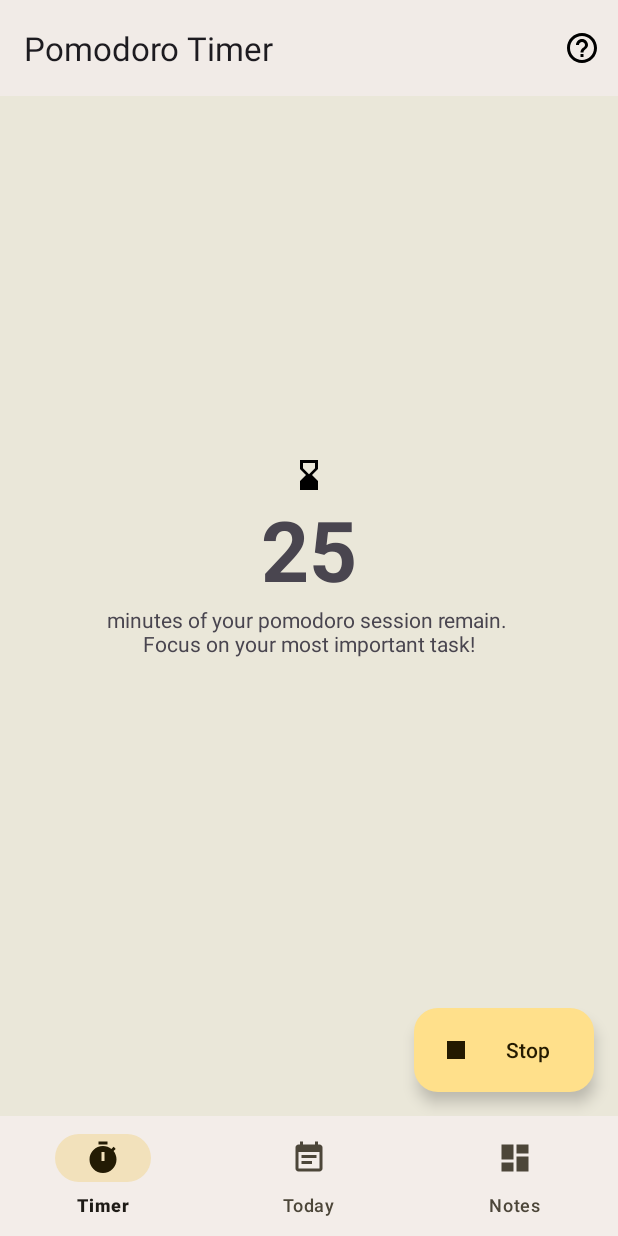
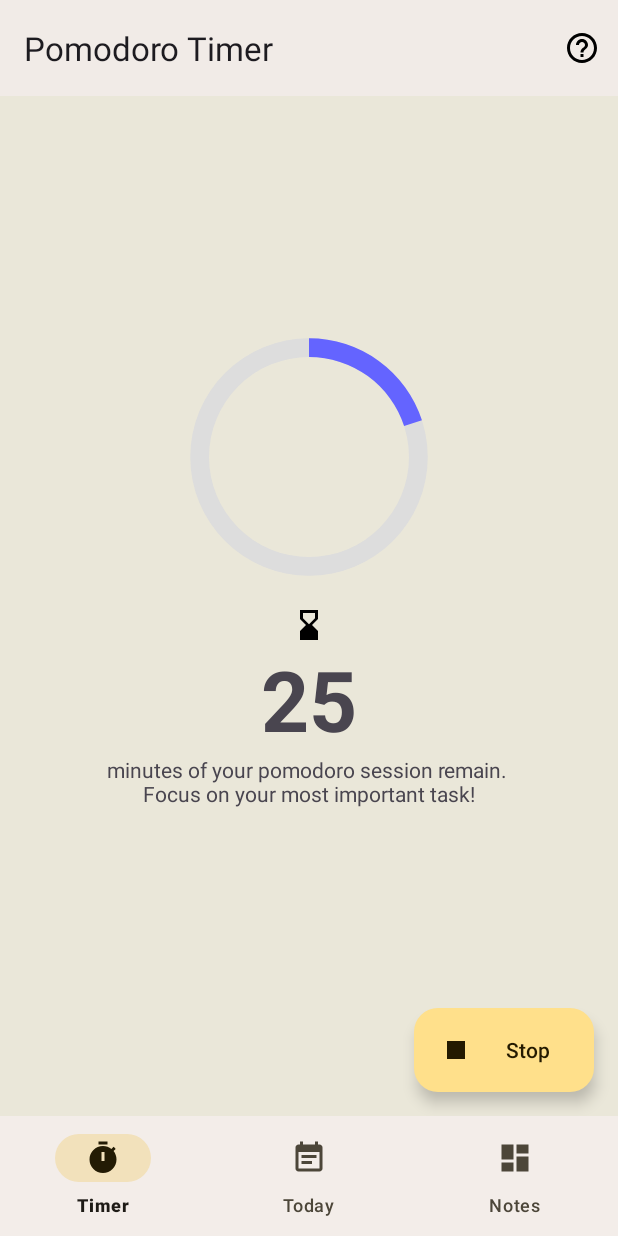
Before and after one commit to riestersamuel/bullet-time, an Android app: the screen it shows after launch (MainActivity), after a tap on "Start Pomodoro", on a phone screen of 412 x 824 dp. Run offline under Robolectric (Android 15) with nearby library versions, the phone set to English and light mode, and no system bars; our stand-ins replace Room's generated code.

Commit message:
Added ProgressBar

```diff
--- a/app/src/main/res/layout/fragment_timer.xml
+++ b/app/src/main/res/layout/fragment_timer.xml
@@ -66,13 +66,21 @@
             app:layout_constraintStart_toStartOf="parent"
             app:layout_constraintTop_toTopOf="@+id/appBarLayout">
 
+            <ProgressBar
+                android:id="@+id/progressBarTimer"
+                android:layout_width="200dp"
+                android:layout_height="200dp"
+                android:indeterminateOnly="false"
+                android:progress="20"
+                android:progressDrawable="@drawable/circle"
+                android:visibility="gone" />
+
             <ImageView
                 android:id="@+id/tomatoImage"
                 android:layout_width="match_parent"
                 android:layout_height="200dp"
                 android:layout_marginBottom="-80dp"
-                android:src="@drawable/tomato_sketch"
-                />
+                android:src="@drawable/tomato_sketch" />
 
             <ImageView
                 android:id="@+id/clock_animation"
```
